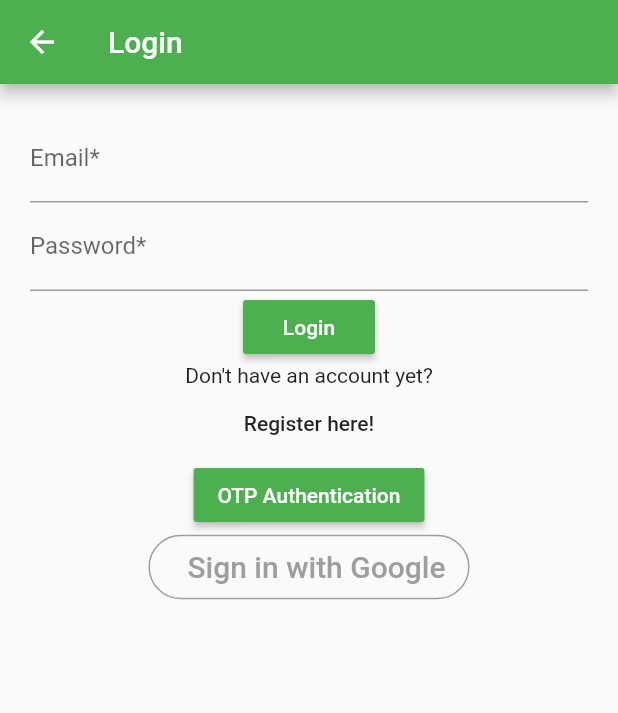
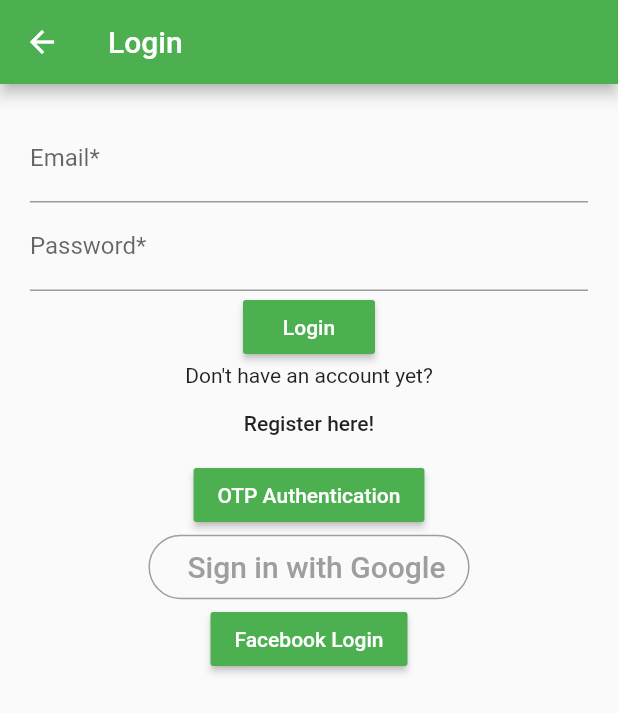
Before and after one commit to rhythmgupta16/Shopping, a Flutter app: the HomePage screen opened by its route, after a tap on "Log Out", on a phone screen of 412 x 824 dp. Shown: the top 713 px of the screen. Run offline on Flutter 3.47's test engine with Material 2 defaults, Android fonts, the phone set to English and light mode, and no system bars; our stand-ins replace cloud_firestore, firebase_auth, google_sign_in; missing offline and left inert: flutter_facebook_login; accounts and stored records are empty.

Commit message:
facebook login added

```diff
--- a/lib/home.dart
+++ b/lib/home.dart
@@ -1,6 +1,7 @@
 import 'package:firebase_auth/firebase_auth.dart';
 import 'package:flutter/material.dart';
 import 'package:shopping/googleSignIn.dart';
+import 'package:flutter_facebook_login/flutter_facebook_login.dart';
 
 
 class HomePage extends StatefulWidget {
@@ -16,6 +17,9 @@ class _HomePageState extends State<HomePage> {
 
   FirebaseUser currentUser;
 
+  final FirebaseAuth auth = FirebaseAuth.instance;
+  final FacebookLogin fbLogin = new FacebookLogin();
+
   @override
   initState() {
     this.getCurrentUser();
@@ -25,6 +29,12 @@ class _HomePageState extends State<HomePage> {
   void getCurrentUser() async {
     currentUser = await FirebaseAuth.instance.currentUser();
   }
+
+  void facebookLoginout() async {
+    await auth.signOut();
+    await fbLogin.logOut();
+  print("Facebook User Sign Out");
+}
 
   @override
   Widget build(BuildContext context) {
@@ -36,11 +46,14 @@ class _HomePageState extends State<HomePage> {
             child: Text("Log Out"),
             textColor: Colors.white,
             onPressed: () {
+              facebookLoginout();
+              signOutGoogle();
               FirebaseAuth.instance
                   .signOut()
                   .then((result) =>
                       Navigator.pushReplacementNamed(context, "/login"))
                   .catchError((err) => print(err));
+
             },
           )
         ],
@@ -58,25 +71,25 @@ class _HomePageState extends State<HomePage> {
             mainAxisAlignment: MainAxisAlignment.center,
             mainAxisSize: MainAxisSize.max,
             children: <Widget>[
-              RaisedButton(
-                onPressed: () {
-                  signOutGoogle();
-                  Navigator.pushReplacementNamed(context, "/login")
-                  .catchError((err) => print(err));
+              // RaisedButton(
+              //   onPressed: () {
+              //     signOutGoogle();
+              //     Navigator.pushReplacementNamed(context, "/login")
+              //     .catchError((err) => print(err));
 
-                },
-                color: Colors.deepPurple,
-                child: Padding(
-                  padding: const EdgeInsets.all(8.0),
-                  child: Text(
-                    'Sign Out',
-                    style: TextStyle(fontSize: 25, color: Colors.white),
-                  ),
-                ),
-                elevation: 5,
-                shape: RoundedRectangleBorder(
-                    borderRadius: BorderRadius.circular(40)),
-              )
+              //   },
+              //   color: Colors.deepPurple,
+              //   child: Padding(
+              //     padding: const EdgeInsets.all(8.0),
+              //     child: Text(
+              //       'Sign Out',
+              //       style: TextStyle(fontSize: 25, color: Colors.white),
+              //     ),
+              //   ),
+              //   elevation: 5,
+              //   shape: RoundedRectangleBorder(
+              //       borderRadius: BorderRadius.circular(40)),
+              // )
             ],
 
 
--- a/lib/register.dart
+++ b/lib/register.dart
@@ -127,9 +127,7 @@ class _RegisterPageState extends State<RegisterPage> {
                                             MaterialPageRoute(
                                                 builder: (context) => HomePage(
                                                       title:
-                                                          firstNameInputController
-                                                                  .text +
-                                                              "'s Tasks",
+                                                        "Home",
                                                       uid: currentUser.uid,
                                                     )),
                                             (_) => false),
--- a/lib/splash.dart
+++ b/lib/splash.dart
@@ -29,7 +29,7 @@ class _SplashPageState extends State<SplashPage> {
                               context,
                               MaterialPageRoute(
                                   builder: (context) => HomePage(
-                                        title: result["fname"] + "'s Tasks",
+                                        title: "Home",
                                         uid: currentUser.uid,
                                       ))))
                       .catchError((err) => print(err))
--- a/pubspec.yaml
+++ b/pubspec.yaml
@@ -27,6 +27,7 @@ dependencies:
   firebase_auth: ^0.11.1+6
   flutter_sms: ^1.1.0
   google_sign_in: ^4.4.4
+  flutter_facebook_login: ^1.1.1
 
   # The following adds the Cupertino Icons font to your application.
   # Use with the CupertinoIcons class for iOS style icons.
```
Also changed, not shown: lib/googleSignIn.dart (+8 -0 lines), lib/login.dart (+69 -2 lines), pubspec.lock, 2 other files.
